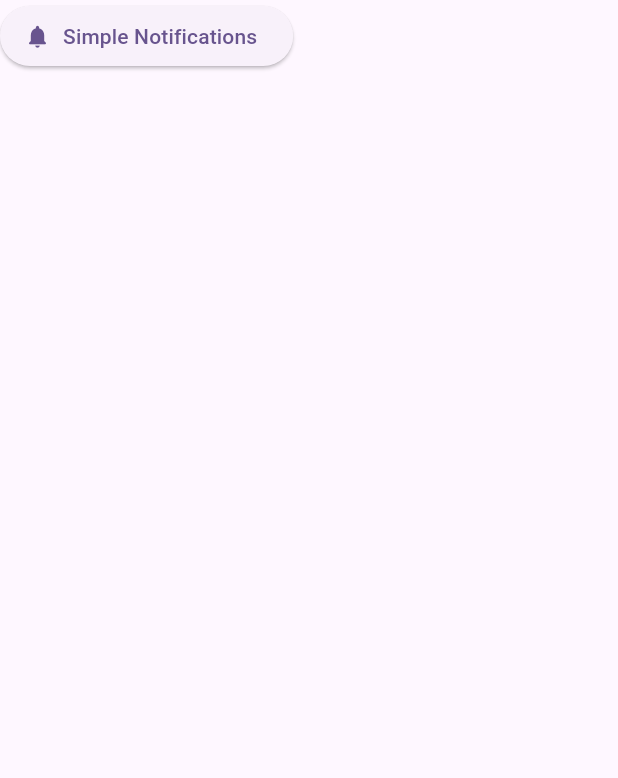
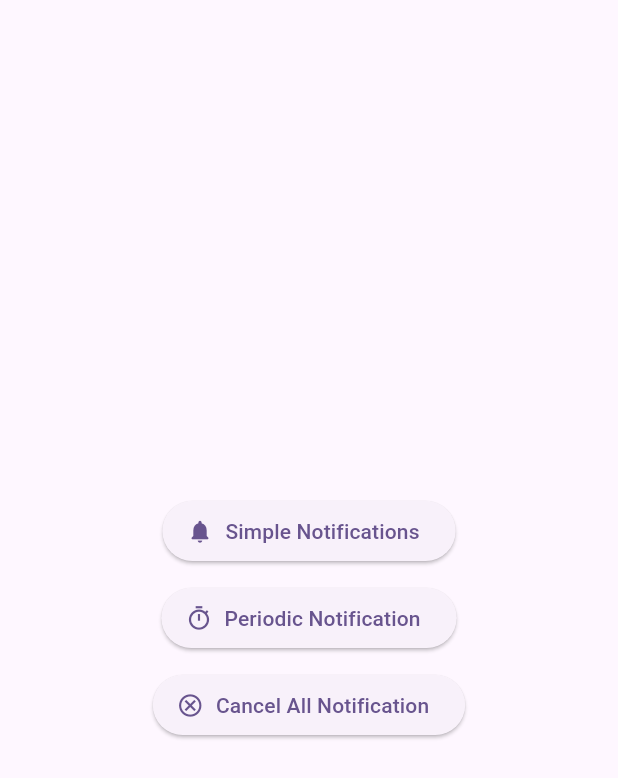
Before and after one commit to Noorullah178632/local_notification_flutter, a Flutter app: the screen it shows after launch, on a phone screen of 412 x 824 dp. Shown: the top 778 px of the screen. Run offline on Flutter 3.47's test engine with Material 3 defaults, Android fonts, the phone set to English and light mode, and no system bars; our stand-ins replace flutter_local_notifications.

Commit message:
new data added

```diff
--- a/lib/home.dart
+++ b/lib/home.dart
@@ -13,7 +13,10 @@ class _HomePageState extends State<HomePage> {
   Widget build(BuildContext context) {
     return Scaffold(
       body: SafeArea(
+        child: Center(
           child: Column(
+            mainAxisAlignment: MainAxisAlignment.center,
+            crossAxisAlignment: CrossAxisAlignment.center,
             children: [
               ElevatedButton.icon(
                 icon: Icon(Icons.notifications_rounded),
@@ -26,7 +29,29 @@ class _HomePageState extends State<HomePage> {
                 },
                 label: Text('Simple Notifications'),
               ),
+              SizedBox(height: 10),
+              ElevatedButton.icon(
+                icon: Icon(Icons.timer_outlined),
+                onPressed: () {
+                  SimpleNotification.showPeriodicNotification(
+                    id: 1,
+                    title: "Periodic Notification",
+                    body:
+                        "This Notification is Periodic Notification and it will ring after 1 Minute",
+                  );
+                },
+                label: Text("Periodic Notification"),
+              ),
+              SizedBox(height: 10),
+              ElevatedButton.icon(
+                icon: Icon(Icons.cancel_outlined),
+                onPressed: () {
+                  SimpleNotification.cancelAllNotification();
+                },
+                label: Text("Cancel All Notification"),
+              ),
             ],
+          ),
         ),
       ),
     );
--- a/lib/simple_notification.dart
+++ b/lib/simple_notification.dart
@@ -60,4 +60,38 @@ class SimpleNotification {
           payload, //use when the user tap of the notification and perform some action
     );
   }
+
+  //show periodic notification
+  static Future showPeriodicNotification({
+    required int id,
+    required String title,
+    required String body,
+  }) async {
+    await _flutterLocalNotificationsPlugin.periodicallyShow(
+      id,
+      title,
+      body,
+      RepeatInterval.everyMinute,
+      const NotificationDetails(
+        android: AndroidNotificationDetails(
+          "Periodic Channel",
+          "Periodic Notification",
+          importance: Importance.high,
+          priority: Priority.high,
+        ),
+      ),
+      androidScheduleMode: AndroidScheduleMode
+          .exactAllowWhileIdle, // it will show the notificatoin even if the mobile is an sleep mode .
+    );
+  }
+
+  //cancel a specific notification
+  static Future cancelSpecificNotification({required int id}) async {
+    await _flutterLocalNotificationsPlugin.cancel(id);
+  }
+
+  //cancel all notification at the same time
+  static Future cancelAllNotification() async {
+    await _flutterLocalNotificationsPlugin.cancelAll();
+  }
 }
```
Lines whose indentation alone changed are shown as unchanged.
